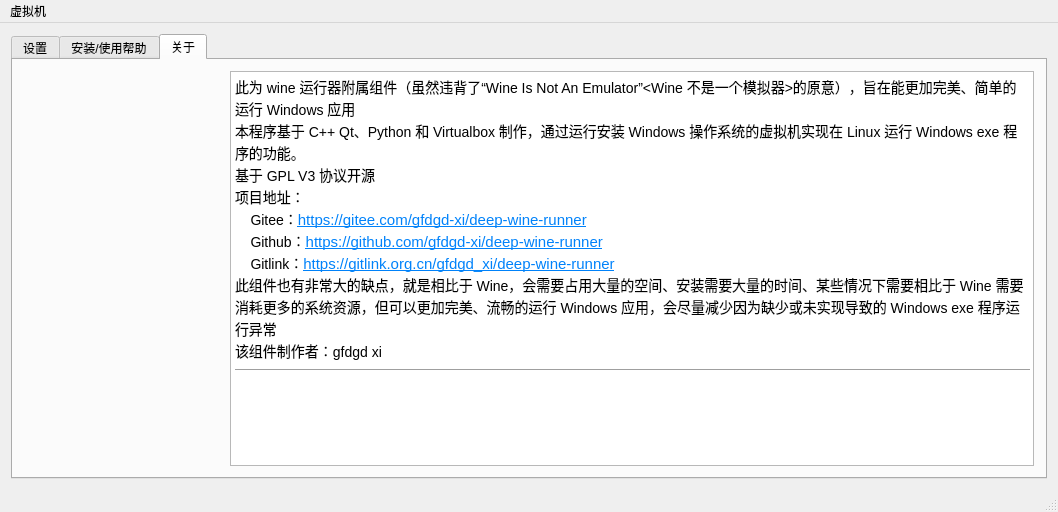
Above: VM-source/mainwindow.ui from gfdgd-xi/deep-wine-runner before the change. Below: the same form after it.
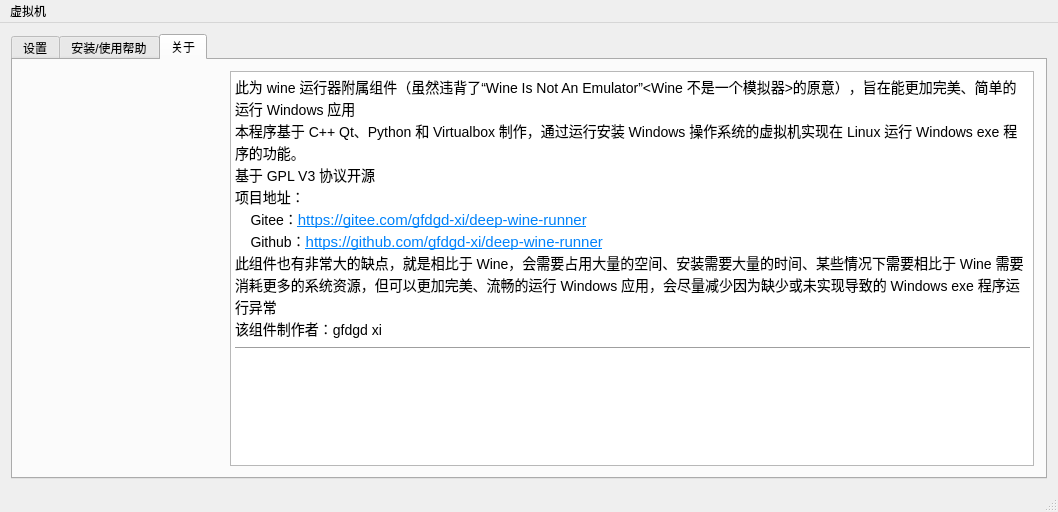
That is the form after the change. The open tabs and pages were chosen to show the change. Icons and pictures are not drawn.

What changed in the file:
```diff
--- a/VM-source/mainwindow.ui
+++ b/VM-source/mainwindow.ui
@@ -428,7 +428,6 @@
 &lt;p style=&quot; margin-top:0px; margin-bottom:0px; margin-left:0px; margin-right:0px; -qt-block-indent:0; text-indent:0px;&quot;&gt;项目地址：&lt;/p&gt;
 &lt;p style=&quot; margin-top:0px; margin-bottom:0px; margin-left:0px; margin-right:0px; -qt-block-indent:0; text-indent:0px;&quot;&gt;    Gitee：&lt;a href=&quot;https://gitee.com/gfdgd-xi/deep-wine-runner&quot;&gt;&lt;span style=&quot; font-size:11pt; text-decoration: underline; color:#0082fa;&quot;&gt;https://gitee.com/gfdgd-xi/deep-wine-runner&lt;/span&gt;&lt;/a&gt;&lt;/p&gt;
 &lt;p style=&quot; margin-top:0px; margin-bottom:0px; margin-left:0px; margin-right:0px; -qt-block-indent:0; text-indent:0px;&quot;&gt;    Github：&lt;a href=&quot;https://github.com/gfdgd-xi/deep-wine-runner&quot;&gt;&lt;span style=&quot; font-size:11pt; text-decoration: underline; color:#0082fa;&quot;&gt;https://github.com/gfdgd-xi/deep-wine-runner&lt;/span&gt;&lt;/a&gt;&lt;/p&gt;
-&lt;p style=&quot; margin-top:0px; margin-bottom:0px; margin-left:0px; margin-right:0px; -qt-block-indent:0; text-indent:0px;&quot;&gt;    Gitlink：&lt;a href=&quot;https://gitlink.org.cn/gfdgd_xi/deep-wine-runner&quot;&gt;&lt;span style=&quot; font-size:11pt; text-decoration: underline; color:#0082fa;&quot;&gt;https://gitlink.org.cn/gfdgd_xi/deep-wine-runner&lt;/span&gt;&lt;/a&gt;&lt;/p&gt;
 &lt;p style=&quot; margin-top:0px; margin-bottom:0px; margin-left:0px; margin-right:0px; -qt-block-indent:0; text-indent:0px;&quot;&gt;此组件也有非常大的缺点，就是相比于 Wine，会需要占用大量的空间、安装需要大量的时间、某些情况下需要相比于 Wine 需要消耗更多的系统资源，但可以更加完美、流畅的运行 Windows 应用，会尽量减少因为缺少或未实现导致的 Windows exe 程序运行异常&lt;/p&gt;
 &lt;p style=&quot; margin-top:0px; margin-bottom:0px; margin-left:0px; margin-right:0px; -qt-block-indent:0; text-indent:0px;&quot;&gt;该组件制作者：gfdgd xi&lt;/p&gt;
 &lt;hr /&gt;
```
Left out of the diff: 2 changed lines with no effect on the pictures.
